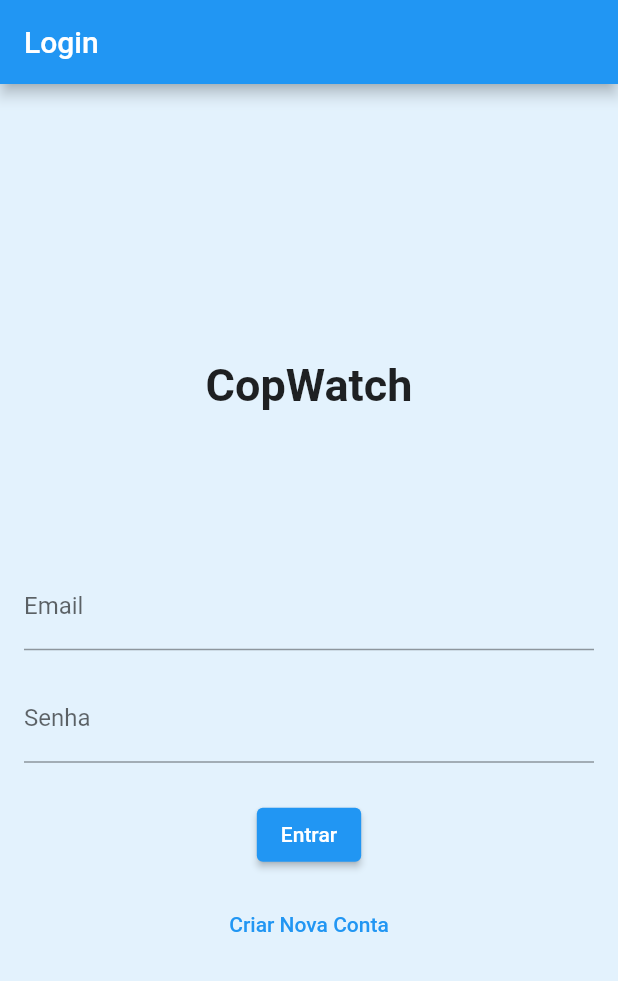
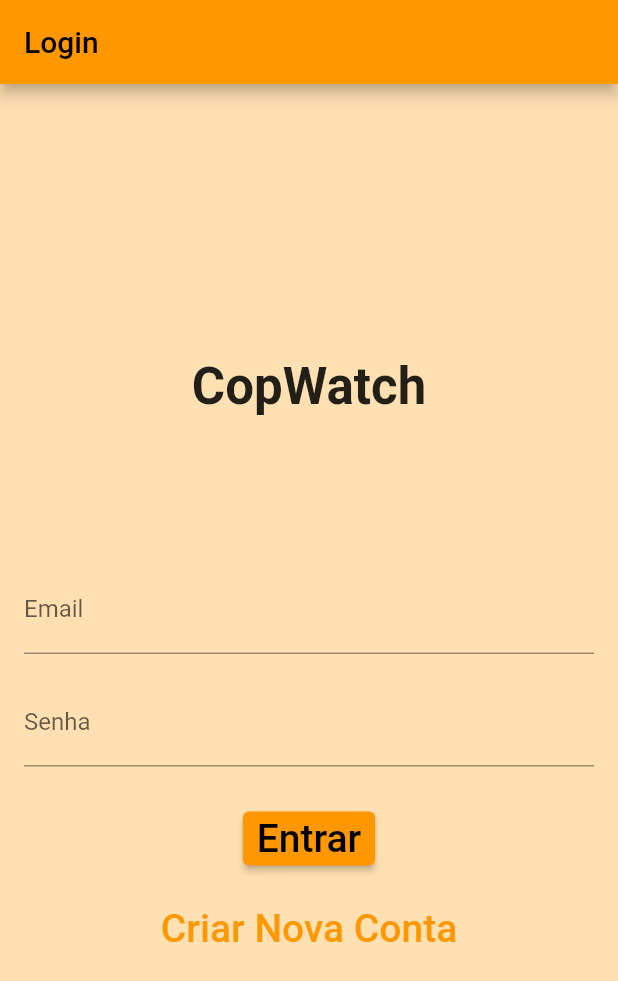
Before and after one commit to Iagolealfa/Cop-Incident, a Flutter app: the screen it shows after launch, after a tap on the "login" icon, on a phone screen of 412 x 824 dp. Shown: the top 981 px of the screen. Run offline on Flutter 3.47's test engine with Material 2 defaults, Android fonts, the phone set to English and light mode, and no system bars; our stand-ins replace cloud_firestore, firebase_auth, firebase_core; accounts and stored records are empty; Roboto replaces fonts that are missing (Bebes Neue, Orienta).

Commit message:
App Wide color and font changes.

```diff
--- a/incident/lib/login.dart
+++ b/incident/lib/login.dart
@@ -56,7 +56,6 @@ class _LoginScreenState extends State<LoginScreen> {
   @override
   Widget build(BuildContext context) {
     return Scaffold(
-      backgroundColor: Colors.blue[50],
       appBar: AppBar(title: Text('Login'), automaticallyImplyLeading: false),
       body: Padding(
         padding: const EdgeInsets.all(16.0),
@@ -67,7 +66,8 @@ class _LoginScreenState extends State<LoginScreen> {
             Text(
               'CopWatch',
               style: TextStyle(
-                fontSize: 30,
+                fontSize: 34, // Change the font size
+                fontFamily: 'Bebes Neue', // Change the font family
                 fontWeight: FontWeight.bold,
               ),
             ),
--- a/incident/lib/main.dart
+++ b/incident/lib/main.dart
@@ -15,7 +15,7 @@ void main() async {
 }
 /*
 class LoggedIn extends ChangeNotifier {
-  bool IsLogged = false;
+  bool isLoggedIn = false;
 }*/
 
 class IncidentApp extends StatelessWidget {
@@ -30,6 +30,19 @@ class IncidentApp extends StatelessWidget {
         '/listaInfinita': (context) => ListaInfinitaTela(),
         '/login': (context) => LoginScreen(),
       },
+      theme: ThemeData(
+        primarySwatch: Colors.orange,
+        scaffoldBackgroundColor: Colors.orange[100],
+        textTheme: TextTheme(
+            labelLarge: TextStyle(
+          // Change the text style for Buttons
+          fontSize: 26, // Change the font size
+          fontFamily: 'Orienta',
+        )),
+        appBarTheme: AppBarTheme(
+            iconTheme: IconThemeData(color: Colors.black),
+            color: Colors.orange),
+      ),
     );
   }
 }
@@ -38,7 +51,7 @@ class MyHomePage extends StatelessWidget {
   MyHomePage({super.key});
   final FirebaseAuth _auth = FirebaseAuth.instance;
 
-  bool isLogged = false;
+  //bool isLoggedIn = false; //Visibility attempt that didnt work
 
   void _doSomethingRequiringAuth(BuildContext context) {
     // Verifica se o usuário está autenticado
@@ -68,13 +81,13 @@ class MyHomePage extends StatelessWidget {
   @override
   Widget build(BuildContext context) {
     return Scaffold(
-      backgroundColor: Colors.blue[50],
+        backgroundColor: Colors.orange[100],
         appBar: AppBar(
           backgroundColor: Colors.orange,
           title: const Text(
             'CopWatch',
             style: TextStyle(
-            fontSize: 30, // Change the font size
+              fontSize: 34, // Change the font size
               fontFamily: 'Bebes Neue', // Change the font family
               fontWeight: FontWeight.bold, // Change the font weight
               color: Colors.white, // Change the text color
@@ -89,9 +102,9 @@ class MyHomePage extends StatelessWidget {
                 Navigator.pushNamed(context, '/listaInfinita');
                 _doSomethingRequiringAuth(context);
               },
-          ),
+            ), /*
             Visibility(
-              visible: !isLogged,
+                visible: !isLoggedIn,
                 child: IconButton(
                   icon: Icon(Icons.login_rounded),
                   onPressed: () {
@@ -99,7 +112,7 @@ class MyHomePage extends StatelessWidget {
                   },
                 )),
             Visibility(
-              visible: !isLogged,
+                visible: !isLoggedIn,
                 child: IconButton(
                   icon: Icon(Icons.logout_rounded),
                   onPressed: () {
@@ -109,13 +122,44 @@ class MyHomePage extends StatelessWidget {
                       MaterialPageRoute(builder: (context) => LoginScreen()),
                     );
                   },
-              ))
+                ))*/
+            //will come back to this. Needs a builder for Streambuilder to work on the app bar.
           ],
         ),
-      body: Column(
+        body: StreamBuilder<User?>(
+            stream: _auth
+                .authStateChanges(), // Stream to listen to authentication state changes
+            builder: (context, snapshot) {
+              if (snapshot.connectionState == ConnectionState.waiting) {
+                return Center(child: CircularProgressIndicator());
+              } else {
+                // Check if the user is logged in
+                final isLoggedIn2 = snapshot.data != null;
+                return Column(
                   mainAxisAlignment: MainAxisAlignment.spaceAround,
                   crossAxisAlignment: CrossAxisAlignment.stretch,
                   children: <Widget>[
+                    Visibility(
+                        visible: isLoggedIn2,
+                        child: IconButton(
+                          icon: Icon(Icons.logout_rounded),
+                          onPressed: () {
+                            signOut();
+                            Navigator.push(
+                              context,
+                              MaterialPageRoute(
+                                  builder: (context) => LoginScreen()),
+                            );
+                          },
+                        )),
+                    Visibility(
+                        visible: !isLoggedIn2,
+                        child: IconButton(
+                          icon: Icon(Icons.login_rounded),
+                          onPressed: () {
+                            Navigator.pushNamed(context, '/login');
+                          },
+                        )),
                     SizedBox(
                         width: double.infinity,
                         child: Image.asset('assets/images/Incidentes.jpg')),
@@ -129,27 +173,22 @@ class MyHomePage extends StatelessWidget {
                           _doSomethingRequiringAuth(context);
                         },
                         style: ElevatedButton.styleFrom(
-                backgroundColor:
-                    Colors.orange, // Change the background color of the button
-                foregroundColor:
-                    Colors.black, // Change the text color of the button
+                          backgroundColor: Colors
+                              .orange, // Change the background color of the button
+                          foregroundColor: Colors
+                              .black, // Change the text color of the button
                           shape: RoundedRectangleBorder(
                             borderRadius: BorderRadius.circular(10),
                           ),
-                padding: EdgeInsets.symmetric(horizontal: 16, vertical: 10),
+                          padding: EdgeInsets.symmetric(
+                              horizontal: 16, vertical: 10),
                         ),
                         child: Text(
-                'Relatar Incidente',
-                style: TextStyle(
-                  fontSize: 18, // Change the font size
-                  fontFamily: 'Orienta', // Change the font family
-                  fontWeight: FontWeight.normal, // Change the font weight
-                  color: Colors.black, // Change the text color
-                  fontStyle: FontStyle.normal, // Change the font style
-                ),
+                          'Criar Incidente',
                         )),
                   ],
-      ),
                 );
               }
+            }));
   }
+}
```
Lines whose indentation alone changed are shown as unchanged.
